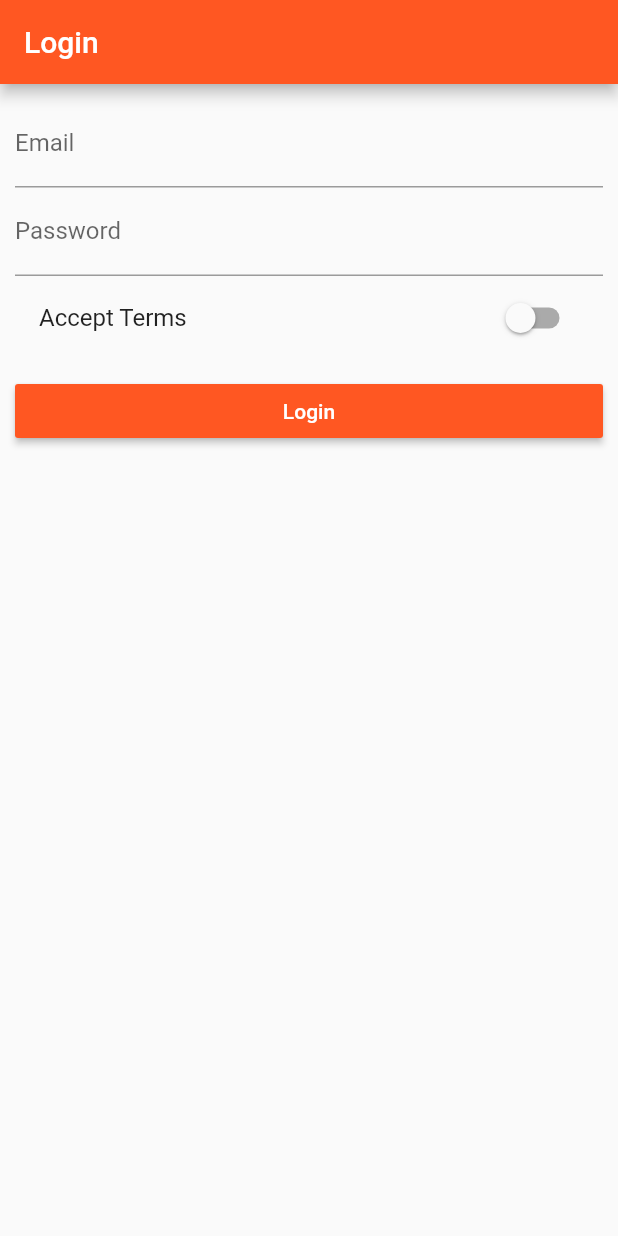
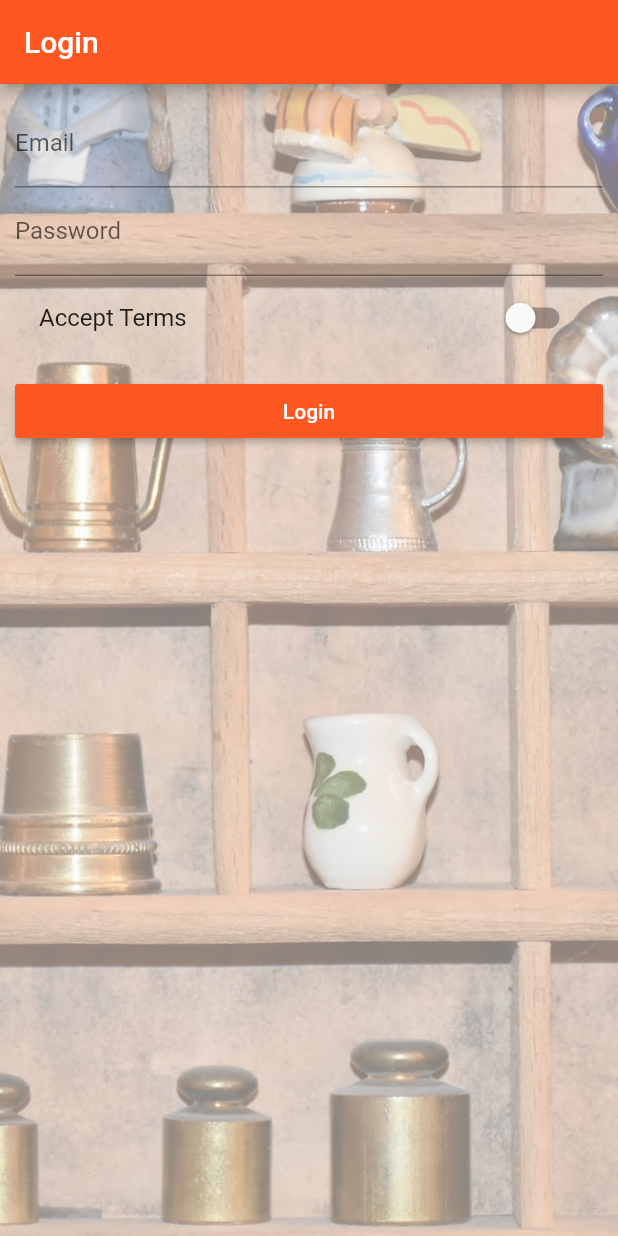
Before and after one commit to djedi-knight/flutter-apps, a Flutter app: the screen it shows after launch, on a phone screen of 412 x 824 dp. Run offline on Flutter 3.47's test engine with Material 2 defaults, Android fonts, the phone set to English and light mode, and no system bars.

Commit message:
Added background image to AuthPage

```diff
--- a/flutter_course/lib/main.dart
+++ b/flutter_course/lib/main.dart
@@ -1,4 +1,5 @@
 import 'package:flutter/material.dart';
+// import 'package:flutter/rendering.dart';
 
 import './pages/auth.dart';
 import './pages/product.dart';
@@ -6,6 +7,9 @@ import './pages/products_admin.dart';
 import './pages/products.dart';
 
 void main() {
+  // debugPaintSizeEnabled = true;
+  // debugPaintBaselinesEnabled = true;
+  // debugPaintPointersEnabled = true;
   runApp(MyApp());
 }
 
--- a/flutter_course/lib/pages/auth.dart
+++ b/flutter_course/lib/pages/auth.dart
@@ -19,7 +19,17 @@ class _AuthPageState extends State<AuthPage> {
         title: Text('Login'),
       ),
       body: Container(
-        margin: EdgeInsets.all(10.0),
+        decoration: BoxDecoration(
+          image: DecorationImage(
+            fit: BoxFit.cover,
+            colorFilter: ColorFilter.mode(
+              Colors.black.withOpacity(0.5),
+              BlendMode.dstATop,
+            ),
+            image: AssetImage('assets/background.jpg'),
+          ),
+        ),
+        padding: EdgeInsets.all(10.0),
         child: ListView(
           children: <Widget>[
             TextField(
--- a/flutter_course/pubspec.yaml
+++ b/flutter_course/pubspec.yaml
@@ -43,7 +43,7 @@ flutter:
   # To add assets to your application, add an assets section, like this:
   assets:
     - assets/food.jpg
-  #  - images/a_dot_ham.jpeg
+    - assets/background.jpg
 
   # An image asset can refer to one or more resolution-specific "variants", see
   # https://flutter.dev/assets-and-images/#resolution-aware.
```
Also changed, not shown: flutter_course/assets/background.jpg (added).
